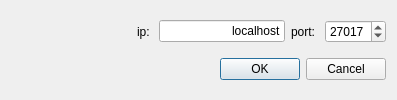
VitaliiDemediuk/InformationTechnology, file project/database/desktop_client/Dialogs/ConnectTogRpcServerDialog.ui: the form before one commit.
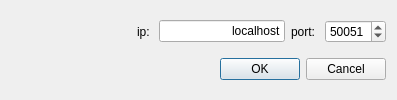
The form after the commit.

```diff
--- a/project/database/desktop_client/Dialogs/ConnectTogRpcServerDialog.ui
+++ b/project/database/desktop_client/Dialogs/ConnectTogRpcServerDialog.ui
@@ -61,11 +61,17 @@
      </item>
      <item>
       <widget class="QSpinBox" name="portSpinBox">
+       <property name="sizePolicy">
+        <sizepolicy hsizetype="Fixed" vsizetype="Fixed">
+         <horstretch>0</horstretch>
+         <verstretch>0</verstretch>
+        </sizepolicy>
+       </property>
        <property name="maximum">
         <number>65536</number>
        </property>
        <property name="value">
-        <number>27017</number>
+        <number>50051</number>
        </property>
       </widget>
      </item>
```
